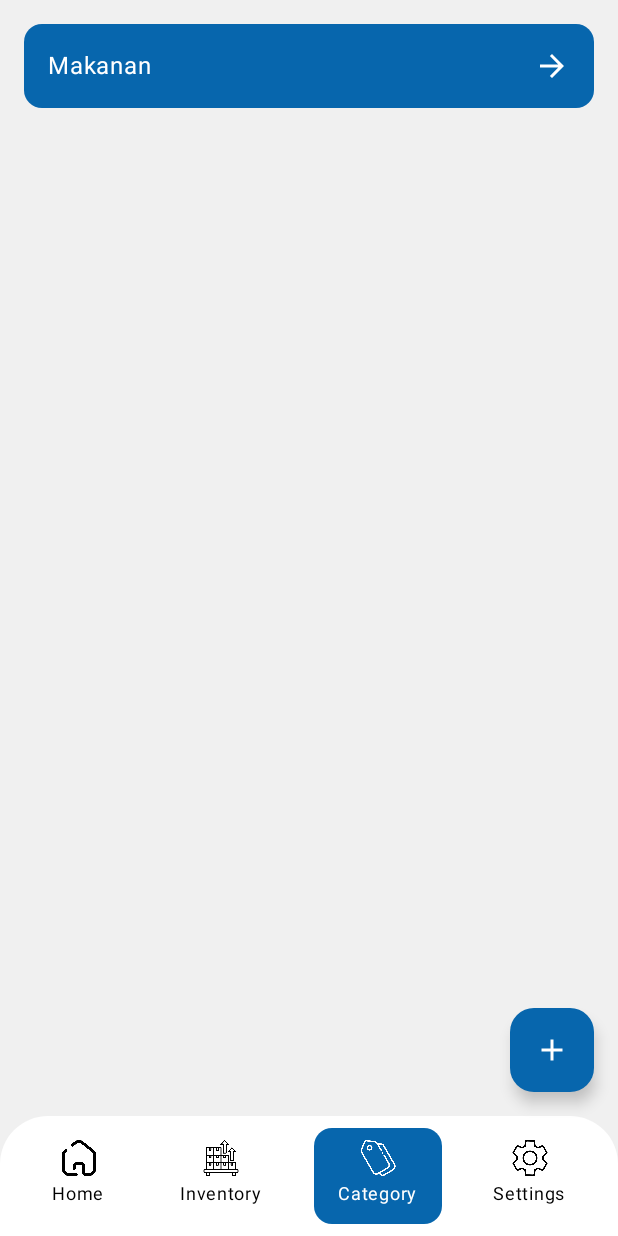
After one commit to DewiPuspitass/Laventry, an Android app built with Jetpack Compose: the CategoryScreen screen opened through its navigation route, on a phone screen of 412 x 824 dp. The commit adds this screen. Run offline under Robolectric (Android 15) with nearby library versions, the phone set to English and light mode, and no system bars; our stand-ins replace Room's generated code; 1 statement that could not run was skipped.

Commit message:
menambahkan tampilan input dan tampilan kategori

```diff
--- a/app/src/main/java/com/dewipuspitasari0020/laventry/navigation/NavGraph.kt
+++ b/app/src/main/java/com/dewipuspitasari0020/laventry/navigation/NavGraph.kt
@@ -8,6 +8,7 @@ import androidx.navigation.compose.composable
 import androidx.navigation.compose.rememberNavController
 import androidx.navigation.navArgument
 import com.dewipuspitasari0020.laventry.ui.screen.AddItemsScreen
+import com.dewipuspitasari0020.laventry.ui.screen.CategoryScreen
 import com.dewipuspitasari0020.laventry.ui.screen.InventoryScreen
 import com.dewipuspitasari0020.laventry.ui.screen.KEY_ID_BARANG
 import com.dewipuspitasari0020.laventry.ui.screen.MainScreen
@@ -40,5 +41,8 @@ fun SetupNavGraph(navController: NavHostController = rememberNavController()) {
         composable(route = Screen.Profile.route) {
             ProfileScreen(navController)
         }
+        composable(route = Screen.Category.route) {
+            CategoryScreen(navController)
+        }
     }
 }
--- a/app/src/main/java/com/dewipuspitasari0020/laventry/navigation/Screen.kt
+++ b/app/src/main/java/com/dewipuspitasari0020/laventry/navigation/Screen.kt
@@ -10,4 +10,5 @@ sealed class Screen (val route: String){
     }
     data object Inventory: Screen("inventoryScreen")
     data object Profile: Screen("profileScreen")
+    data object Category: Screen("categoryScreen")
 }
--- /dev/null
+++ b/app/src/main/java/com/dewipuspitasari0020/laventry/ui/screen/CategoryScreen.kt
@@ -0,0 +1,115 @@
+package com.dewipuspitasari0020.laventry.ui.screen
+
+import androidx.compose.foundation.background
+import androidx.compose.foundation.layout.Arrangement
+import androidx.compose.foundation.layout.Column
+import androidx.compose.foundation.layout.Row
+import androidx.compose.foundation.layout.fillMaxWidth
+import androidx.compose.foundation.layout.padding
+import androidx.compose.material.icons.Icons
+import androidx.compose.material.icons.filled.Add
+import androidx.compose.material.icons.filled.ArrowForward
+import androidx.compose.material3.Card
+import androidx.compose.material3.FloatingActionButton
+import androidx.compose.material3.Icon
+import androidx.compose.material3.Scaffold
+import androidx.compose.material3.Text
+import androidx.compose.runtime.Composable
+import androidx.compose.runtime.getValue
+import androidx.compose.ui.Modifier
+import androidx.compose.ui.res.stringResource
+import androidx.compose.ui.tooling.preview.Preview
+import androidx.compose.ui.unit.dp
+import androidx.navigation.NavHostController
+import androidx.navigation.compose.currentBackStackEntryAsState
+import androidx.navigation.compose.rememberNavController
+import com.dewipuspitasari0020.laventry.R
+import com.dewipuspitasari0020.laventry.navigation.Screen
+import com.dewipuspitasari0020.laventry.ui.theme.LaventryTheme
+import com.dewipuspitasari0020.laventry.ui.theme.bg
+import com.dewipuspitasari0020.laventry.ui.theme.blue
+import com.dewipuspitasari0020.laventry.ui.theme.white
+
+@Composable
+fun CategoryScreen(navController: NavHostController) {
+    val navBackStackEntry by navController.currentBackStackEntryAsState()
+    val currentRoute = navBackStackEntry?.destination?.route
+    val selectedIndex = when (currentRoute) {
+        Screen.Home.route -> 0
+        Screen.Inventory.route -> 1
+        Screen.Category.route -> 2
+        else -> -1
+    }
+    Scaffold(
+        containerColor = bg,
+        bottomBar = {
+            BottomBar(
+                selectedIndex = selectedIndex,
+                onItemSelected = { index ->
+                    when (index) {
+                        0 -> navController.navigate(Screen.Home.route)
+                        1 -> navController.navigate(Screen.Inventory.route)
+                        2 -> navController.navigate(Screen.Category.route)
+                    }
+                }
+            )
+        },
+        floatingActionButton = {
+            FloatingActionButton(
+                containerColor = blue,
+                onClick = {
+//                    navController.navigate(Screen.FormBaru.route)
+                    {}
+                }
+            ) {
+                Icon(
+                    imageVector = Icons.Filled.Add,
+                    contentDescription = stringResource(R.string.add_category),
+                    tint = white
+                )
+            }
+        }
+    ){ innerPadding ->
+        Column(
+            modifier = Modifier.padding(innerPadding)
+        ) {
+
+            cardCategory()
+        }
+    }
+}
+
+@Composable
+fun cardCategory(modifier: Modifier = Modifier) {
+    Card(
+        onClick = {},
+        modifier = Modifier
+            .padding(16.dp)
+            .fillMaxWidth()
+    ) {
+        Row(
+            modifier = Modifier
+                .fillMaxWidth()
+                .background(blue),
+            horizontalArrangement = Arrangement.SpaceBetween
+        ) {
+            Column (Modifier.padding(16.dp)){
+                Text("Makanan", color = white)
+            }
+            Column (Modifier.padding(16.dp)){
+                Icon(
+                    imageVector = Icons.Filled.ArrowForward,
+                    contentDescription = "Back",
+                    tint = white
+                )
+            }
+        }
+    }
+}
+@Preview
+@Composable
+private fun CategoryPreview() {
+    LaventryTheme {
+        CategoryScreen(rememberNavController())
+    }
+}
--- a/app/src/main/java/com/dewipuspitasari0020/laventry/ui/screen/MainScreen.kt
+++ b/app/src/main/java/com/dewipuspitasari0020/laventry/ui/screen/MainScreen.kt
@@ -67,7 +67,7 @@ fun MainScreen(navController: NavHostController) {
     val selectedIndex = when (currentRoute) {
         Screen.Home.route -> 0
         Screen.Inventory.route -> 1
-//        Screen.Settings.route -> 2
+        Screen.Category.route -> 2
         else -> -1
     }
     Scaffold(
```
Also changed, not shown: app/src/main/java/com/dewipuspitasari0020/laventry/ui/screen/DisplayAddCategory.kt (added, +92 -0 lines), app/src/main/res/values/strings.xml (+5 -4 lines).
